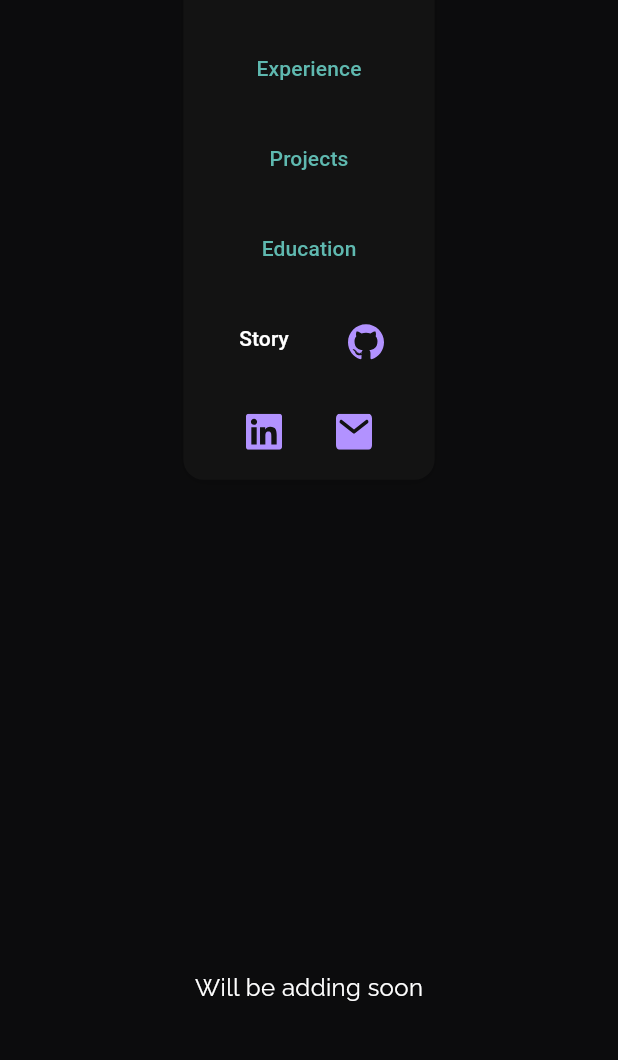
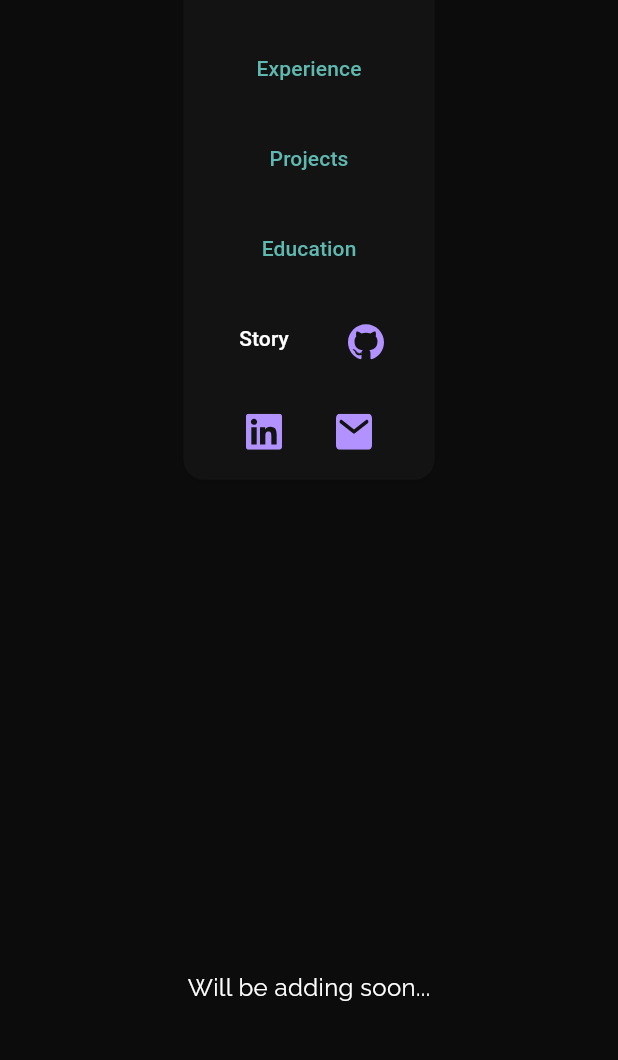
Before and after one commit to mishad01/mishads_codefolio, a Flutter app: the HomeView screen opened directly, after a tap on "Story", on a phone screen of 412 x 824 dp, the part 91-1151 px from its top. Run offline on Flutter 3.47's test engine with Material 3 defaults, Android fonts, the phone set to English and light mode, and no system bars; our stand-ins replace carousel_slider, flutter_svg, google_fonts, responsive_sizer, webview_flutter.

Commit message:
Refactor: Update UI elements and content
This commit includes several UI refinements and content updates across the application:

**Home View & Widgets:**
- `AboutTechnologies`:
    - Adjusted spacing between technology items.
    - Set `fit: BoxFit.contain` for skill icons.
- `MyExpertiseView`:
    - Changed "What can I do" to "What I can do".
    - Updated ML/DL expertise details to include Recurrent Neural Network (RNN).
    - Modified title font to `Raleway`.
    - Adjusted container height and background color for expertise items.
    - Increased `maxLines` for details text and centered it.
- `StackSlider`:
    - Changed "3 years of" to "2 years of" experience.
    - Adjusted image size and added spacing below images in the stack slider.
    - Removed 'Git' from the displayed stack items.
- `HomeView`:
    - Removed an empty `SizedBox` between `MyExpertiseView` and `AboutTechnologies`.

**Data:**
- `TechnologiesData`:
    - Moved 'Publication in' category to the end of the list.
    - Commented out 'App Store' from 'Publication in' category.

**Story View:**
- Updated placeholder text to "Will be adding soon...".

```diff
--- a/lib/feature/home/view/home_view.dart
+++ b/lib/feature/home/view/home_view.dart
@@ -56,7 +56,6 @@ class _HomeViewState extends State<HomeView>
                     stackSlider(model),
                     SizedBox(height: 10.h),
                     MyExpertiseView(),
-                    SizedBox(height: 10.h),
                     AboutTechnologies(),
                   ],
                 ),
--- a/lib/feature/home/view/widget/about_technologies.dart
+++ b/lib/feature/home/view/widget/about_technologies.dart
@@ -53,7 +53,7 @@ class _AboutTechnologiesState extends State<AboutTechnologies> {
       child: LayoutBuilder(
         builder: (context, constraints) {
           return Wrap(
-            spacing: 5.w,
+            spacing: 6.w,
             runSpacing: 16,
             children: technologies.map((category) {
               return Material(
@@ -96,6 +96,7 @@ class _AboutTechnologiesState extends State<AboutTechnologies> {
                                   skill.iconPath,
                                   height: 4.h,
                                   width: 4.w,
+                                  fit: BoxFit.contain,
                                 ),
                                 SizedBox(width: 2.w),
                                 Expanded(
--- a/lib/feature/home/view/widget/my_expertise_view.dart
+++ b/lib/feature/home/view/widget/my_expertise_view.dart
@@ -1,4 +1,5 @@
 import 'package:flutter/material.dart';
+import 'package:google_fonts/google_fonts.dart';
 import 'package:mishads_codefolio/core/config/web_icons.dart';
 import 'package:mishads_codefolio/core/utils/web_custom_text.dart';
 import 'package:responsive_sizer/responsive_sizer.dart';
@@ -35,7 +36,7 @@ class _MyExpertiseViewState extends State<MyExpertiseView> {
       "languages":
           "Python, NumPy, Pandas, TensorFlow, Keras, CNN, ANN, OpenCV, Scikit-learn",
       "details":
-          "Experienced in machine learning and deep learning with hands-on projects involving artificial neural networks (ANN) and convolutional neural networks (CNN). Proficient in data preprocessing and manipulation using NumPy and Pandas. Skilled in developing and training models using TensorFlow and Keras. Knowledgeable in computer vision techniques using OpenCV and image classification tasks. Familiar with Scikit-learn for traditional ML algorithms and evaluation.",
+          "Experienced in machine learning and deep learning with hands-on projects involving artificial neural networks (ANN), convolutional neural networks (CNN) and Recurrent Neural Network (RNN). Proficient in data preprocessing and manipulation using NumPy and Pandas. Skilled in developing and training models using TensorFlow and Keras. Knowledgeable in computer vision techniques using OpenCV and image classification tasks. Familiar with Scikit-learn for traditional ML algorithms and evaluation.",
     },
   ];
 
@@ -48,7 +49,7 @@ class _MyExpertiseViewState extends State<MyExpertiseView> {
           textAlign: TextAlign.center,
           text: TextSpan(
             text: "MY ",
-            style: TextStyle(
+            style: GoogleFonts.raleway(
               fontWeight: FontWeight.w400,
               fontSize: 4.2.w,
               color: Colors.white,
@@ -56,7 +57,7 @@ class _MyExpertiseViewState extends State<MyExpertiseView> {
             children: [
               TextSpan(
                 text: "EXPERTISE",
-                style: TextStyle(
+                style: GoogleFonts.raleway(
                   fontWeight: FontWeight.w400,
                   fontSize: 4.2.w,
                   color: WebColors.primary,
@@ -66,7 +67,7 @@ class _MyExpertiseViewState extends State<MyExpertiseView> {
           ),
         ),
         WebText(
-          "What can I do",
+          "What I can do",
           fontSize: 14.sp,
           fontWeight: FontWeight.w300,
           color: Colors.white,
@@ -78,11 +79,11 @@ class _MyExpertiseViewState extends State<MyExpertiseView> {
           alignment: WrapAlignment.center,
           children: expertise.map((item) {
             return Container(
-              height: 55.h,
+              height: 50.h,
               width: 30.w,
               decoration: BoxDecoration(
                 borderRadius: BorderRadius.circular(30),
-                color: Colors.black.withOpacity(0.7),
+                color: WebColors.gray700,
               ),
               padding: EdgeInsets.symmetric(horizontal: 2.w, vertical: 1.5.h),
               child: Column(
@@ -137,9 +138,9 @@ class _MyExpertiseViewState extends State<MyExpertiseView> {
                       fontSize: 12.sp,
                       fontWeight: FontWeight.w300,
                       color: Colors.white,
-
                       overflow: TextOverflow.ellipsis,
-                      maxLines: 5,
+                      textAlign: TextAlign.center,
+                      maxLines: 7,
                     ),
                   ),
                 ],
--- a/lib/feature/story/view/story_view.dart
+++ b/lib/feature/story/view/story_view.dart
@@ -21,7 +21,7 @@ class _StoryViewState extends State<StoryView> {
             height: ScreenSize.scaleHeight(context, 600),
 
             child: Center(
-              child: WebText("Will be adding soon", color: Colors.white),
+              child: WebText("Will be adding soon...", color: Colors.white),
             ),
           ),
         ],
```
Also changed, not shown: lib/data/technologies_data.dart (+7 -7 lines), lib/feature/home/view/widget/stack_slider.dart (+13 -53 lines).
